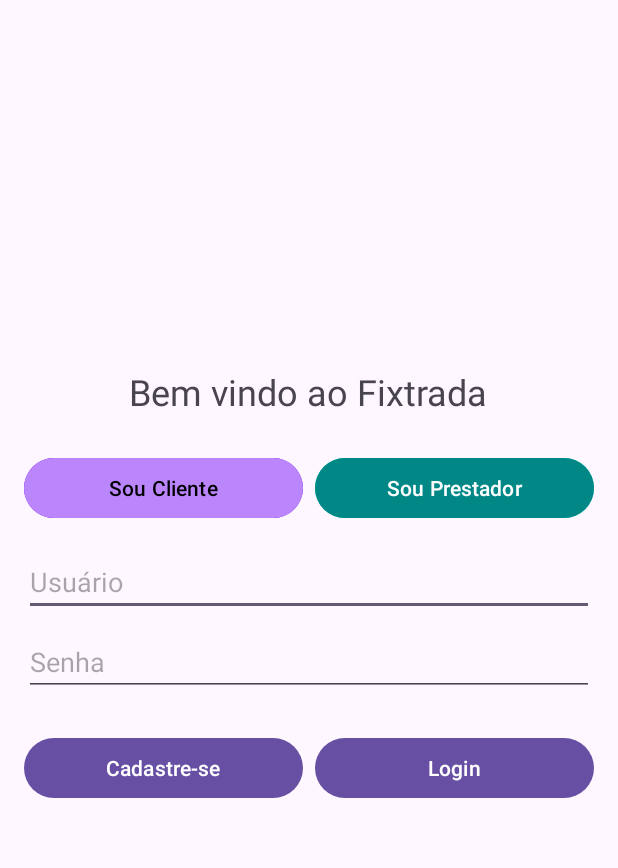
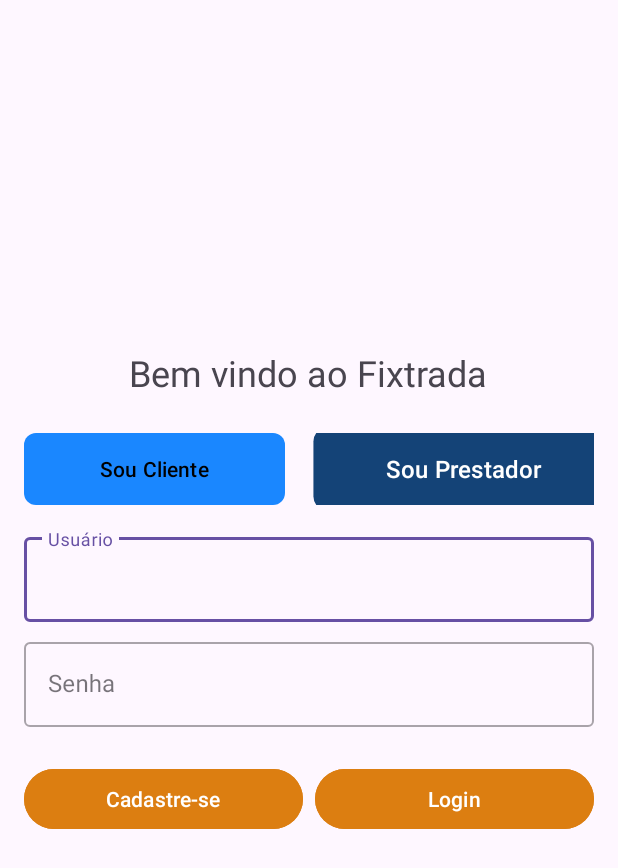
Before and after one commit to vitorpeclat/prototipo_fixtrada, an Android app: the screen it shows after launch (TelaInicialActivity), after a tap on "Sou Prestador", on a phone screen of 412 x 824 dp. Shown: the top 868 px of the screen. Run offline under Robolectric (Android 15) with nearby library versions, the phone set to English and light mode, and no system bars.

Commit message:
Tela inicial

```diff
--- a/app/src/main/java/com/example/prototipo_fixtrada/TelaInicialActivity.java
+++ b/app/src/main/java/com/example/prototipo_fixtrada/TelaInicialActivity.java
@@ -2,16 +2,17 @@ package com.example.prototipo_fixtrada;
 
 import android.content.Intent;
 import android.os.Bundle;
+import android.view.View;
 import android.widget.Button;
-import android.widget.EditText;
 import android.widget.TextView;
+import androidx.appcompat.app.AppCompatActivity;
 import androidx.core.content.ContextCompat;
-import androidx.appcompat.app.AppCompatActivity;
+import com.google.android.material.textfield.TextInputEditText;
 
 public class TelaInicialActivity extends AppCompatActivity {
 
     private Button btLogin, btCadastro, btCliente, btPrestador;
-    private EditText edUsuario, edSenha;
+    private TextInputEditText edUsuario, edSenha;
     private TextView txMensagem;
     private boolean isPrestador = false;
 
@@ -20,7 +21,6 @@ public class TelaInicialActivity extends AppCompatActivity {
         super.onCreate(savedInstanceState);
         setContentView(R.layout.tela_inicial);
 
-        // Inicializa componentes
         btLogin = findViewById(R.id.btLogin);
         btCadastro = findViewById(R.id.btCadastro);
         btCliente = findViewById(R.id.btCliente);
@@ -29,12 +29,10 @@ public class TelaInicialActivity extends AppCompatActivity {
         edSenha = findViewById(R.id.edSenha);
         txMensagem = findViewById(R.id.txMensagem);
 
-        // Configura os botões de tipo de usuário
+        switchParaCliente();
+
         btCliente.setOnClickListener(v -> switchParaCliente());
         btPrestador.setOnClickListener(v -> switchParaPrestador());
-
-        // Por padrão, começa como cliente
-        switchParaCliente();
 
         btLogin.setOnClickListener(v -> {
             if(validarCampos()) {
@@ -51,18 +49,43 @@ public class TelaInicialActivity extends AppCompatActivity {
 
     private void switchParaCliente() {
         isPrestador = false;
-        btCliente.setBackgroundColor(ContextCompat.getColor(this, R.color.purple_500));
-        btCliente.setTextColor(ContextCompat.getColor(this, android.R.color.white));
-        btPrestador.setBackgroundColor(ContextCompat.getColor(this, R.color.teal_200));
-        btPrestador.setTextColor(ContextCompat.getColor(this, android.R.color.black));
+
+        btCliente.setBackgroundResource(R.drawable.button_selected);
+        btCliente.setTextColor(ContextCompat.getColor(this, R.color.white));
+        btCliente.setBackgroundTintList(null);
+
+        btPrestador.setBackgroundResource(R.drawable.button_static);
+        btPrestador.setTextColor(ContextCompat.getColor(this, R.color.black));
+        btPrestador.setBackgroundTintList(null);
+
+        animacaoBotao(btCliente, btPrestador);
     }
 
     private void switchParaPrestador() {
         isPrestador = true;
-        btPrestador.setBackgroundColor(ContextCompat.getColor(this, R.color.teal_700));
-        btPrestador.setTextColor(ContextCompat.getColor(this, android.R.color.white));
-        btCliente.setBackgroundColor(ContextCompat.getColor(this, R.color.purple_200));
-        btCliente.setTextColor(ContextCompat.getColor(this, android.R.color.black));
+
+        btPrestador.setBackgroundResource(R.drawable.button_selected);
+        btPrestador.setTextColor(ContextCompat.getColor(this, R.color.white));
+        btPrestador.setBackgroundTintList(null);
+
+        btCliente.setBackgroundResource(R.drawable.button_static);
+        btCliente.setTextColor(ContextCompat.getColor(this, R.color.black));
+        btCliente.setBackgroundTintList(null);
+        animacaoBotao(btPrestador, btCliente);
+    }
+
+    private void animacaoBotao(Button selected, Button unselected) {
+        selected.animate()
+                .scaleX(1.15f)
+                .scaleY(1.15f)
+                .setDuration(200)
+                .start();
+
+        unselected.animate()
+                .scaleX(1.0f)
+                .scaleY(1.0f)
+                .setDuration(200)
+                .start();
     }
 
     private boolean validarCampos() {
@@ -70,55 +93,21 @@ public class TelaInicialActivity extends AppCompatActivity {
         String senha = edSenha.getText().toString().trim();
 
         if(usuario.isEmpty()) {
-            mostrarErro(edUsuario, "Usuário vazio");
+            edUsuario.setError("Usuário é obrigatório");
             return false;
         }
+
         if(senha.isEmpty()) {
-            mostrarErro(edSenha, "Senha vazia");
+            edSenha.setError("Senha é obrigatória");
             return false;
         }
-        edUsuario.setError(null);
-        edSenha.setError(null);
-        txMensagem.setText("");
+
         return true;
     }
 
     private void fazerLogin() {
-        String usuario = edUsuario.getText().toString().trim();
-        String senha = edSenha.getText().toString().trim();
-
-        if(isPrestador) {
-            loginPrestador(usuario, senha);
-        } else {
-            loginCliente(usuario, senha);
-        }
-    }
-
-    private void loginCliente(String usuario, String senha) {
-        if(verificarCredenciais(usuario, senha, "clientes")) {
-            Intent intent = new Intent(TelaInicialActivity.this, MenuClienteActivity.class);
-            startActivity(intent);
-        } else {
-            txMensagem.setText("Credenciais inválidas para cliente");
-        }
-    }
-
-    private void loginPrestador(String usuario, String senha) {
-        if(verificarCredenciais(usuario, senha, "prestadores")) {
-            Intent intent = new Intent(TelaInicialActivity.this, MenuPrestadorActivity.class);
-            startActivity(intent);
-        } else {
-            txMensagem.setText("Credenciais inválidas para prestador");
-        }
-    }
-
-    private boolean verificarCredenciais(String usuario, String senha, String tabela) {
-        return true; // Apenas para exemplo
-    }
-
-    private void mostrarErro(EditText campo, String mensagem) {
-        campo.setError(mensagem);
-        campo.requestFocus();
-        txMensagem.setText(mensagem);
+        // Implemente sua lógica de login aqui
+        String tipoUsuario = isPrestador ? "Prestador" : "Cliente";
+        txMensagem.setText("Login como " + tipoUsuario + " em desenvolvimento");
     }
 }
--- /dev/null
+++ b/app/src/main/res/drawable/button_selected.xml
@@ -0,0 +1,6 @@
+<?xml version="1.0" encoding="utf-8"?>
+<shape xmlns:android="http://schemas.android.com/apk/res/android"
+    android:shape="rectangle">
+    <corners android:radius="8dp" />
+    <solid android:color="@color/azul_selecionado" />
+</shape>
--- /dev/null
+++ b/app/src/main/res/drawable/button_static.xml
@@ -0,0 +1,6 @@
+<?xml version="1.0" encoding="utf-8"?>
+<shape xmlns:android="http://schemas.android.com/apk/res/android"
+    android:shape="rectangle">
+    <corners android:radius="8dp" />
+    <solid android:color="@color/azul_normal" />
+</shape>
--- a/app/src/main/res/layout/tela_inicial.xml
+++ b/app/src/main/res/layout/tela_inicial.xml
@@ -1,5 +1,6 @@
 <?xml version="1.0" encoding="utf-8"?>
 <LinearLayout xmlns:android="http://schemas.android.com/apk/res/android"
+    xmlns:app="http://schemas.android.com/apk/res-auto"
     xmlns:tools="http://schemas.android.com/tools"
     android:layout_width="match_parent"
     android:layout_height="match_parent"
@@ -16,7 +17,6 @@
         android:textSize="24sp"
         android:layout_marginBottom="24dp"/>
 
-    <!-- Botões de seleção de tipo de usuário -->
     <LinearLayout
         android:layout_width="match_parent"
         android:layout_height="wrap_content"
@@ -27,60 +27,79 @@
             <Button
                 android:id="@+id/btCliente"
                 android:layout_width="0dp"
-            android:layout_height="wrap_content"
+                android:layout_height="48dp"
                 android:layout_weight="1"
                 android:text="Sou Cliente"
-            android:backgroundTint="@color/purple_500"/>
+                android:textColor="@color/branco"
+                android:background="@drawable/button_selected"
+                android:textAllCaps="false"
+                android:layout_marginEnd="16dp"/>
 
             <Button
                 android:id="@+id/btPrestador"
                 android:layout_width="0dp"
-            android:layout_height="wrap_content"
+                android:layout_height="48dp"
                 android:layout_weight="1"
-            android:layout_marginLeft="8dp"
                 android:text="Sou Prestador"
-            android:backgroundTint="@color/teal_200"/>
+                android:textColor="@color/branco"
+                android:background="@drawable/button_static"
+                android:textAllCaps="false"
+                android:layout_marginStart="16dp"/>
         </LinearLayout>
 
-    <!-- Campos de login -->
-    <EditText
+    <com.google.android.material.textfield.TextInputLayout
+        android:layout_width="match_parent"
+        android:layout_height="wrap_content"
+        android:layout_marginBottom="8dp"
+        style="@style/Widget.MaterialComponents.TextInputLayout.OutlinedBox">
+
+        <com.google.android.material.textfield.TextInputEditText
             android:id="@+id/edUsuario"
             android:layout_width="match_parent"
             android:layout_height="wrap_content"
-        android:hint="Usuário"
-        android:inputType="text"
-        android:layout_marginBottom="8dp"/>
+            android:hint="Usuário"/>
+    </com.google.android.material.textfield.TextInputLayout>
 
-    <EditText
+    <com.google.android.material.textfield.TextInputLayout
+        android:layout_width="match_parent"
+        android:layout_height="wrap_content"
+        android:layout_marginBottom="16dp"
+        style="@style/Widget.MaterialComponents.TextInputLayout.OutlinedBox">
+
+        <com.google.android.material.textfield.TextInputEditText
             android:id="@+id/edSenha"
             android:layout_width="match_parent"
             android:layout_height="wrap_content"
             android:hint="Senha"
-        android:inputType="textPassword"
-        android:layout_marginBottom="16dp"/>
+            android:inputType="textPassword"/>
+    </com.google.android.material.textfield.TextInputLayout>
 
     <LinearLayout
         android:layout_width="match_parent"
         android:layout_height="wrap_content"
         android:orientation="horizontal"
-        android:layout_marginTop="8dp"
-        android:layout_marginBottom="8dp"
-        android:weightSum="2">
+        android:weightSum="2"
+        android:layout_marginTop="8dp">
 
         <Button
             android:id="@+id/btCadastro"
             android:layout_width="0dp"
-            android:layout_height="wrap_content"
+            android:layout_height="48dp"
             android:layout_weight="1"
-            android:text="Cadastre-se" />
+            android:text="Cadastre-se"
+            android:textColor="@color/branco"
+            android:backgroundTint="@color/laranja"
+            android:layout_marginEnd="4dp"/>
 
         <Button
             android:id="@+id/btLogin"
             android:layout_width="0dp"
-            android:layout_marginLeft="8dp"
-            android:layout_height="wrap_content"
+            android:layout_height="48dp"
             android:layout_weight="1"
-            android:text="Login" />
+            android:text="Login"
+            android:textColor="@color/branco"
+            android:backgroundTint="@color/laranja"
+            android:layout_marginStart="4dp"/>
     </LinearLayout>
 
     <TextView
--- a/app/src/main/res/values/colors.xml
+++ b/app/src/main/res/values/colors.xml
@@ -1,9 +1,9 @@
 <?xml version="1.0" encoding="utf-8"?>
 <resources>
     <color name="black">#FF000000</color>
-    <color name="purple_200">#FFBB86FC</color>
-    <color name="purple_500">#FF6200EE</color>
-    <color name="teal_200">#FF03DAC5</color>
-    <color name="teal_700">#FF018786</color>
     <color name="white">#FFFFFFFF</color>
+    <color name="azul_selecionado">#144377</color>
+    <color name="laranja">#dc7e11</color>
+    <color name="azul_normal">#1A87FF</color>
+    <color name="branco">#FFFFFF</color>
 </resources>
```
Also changed, not shown: app/src/main/java/com/example/prototipo_fixtrada/LoginActivity.java (deleted, +0 -24 lines), app/src/main/res/layout/activity_login.xml (deleted, +0 -10 lines), app/src/main/res/layout/activity_menu_cliente.xml (+7 -0 lines), app/src/main/res/layout/activity_menu_prestador.xml (+7 -0 lines). Lines whose indentation alone changed are shown as unchanged.
